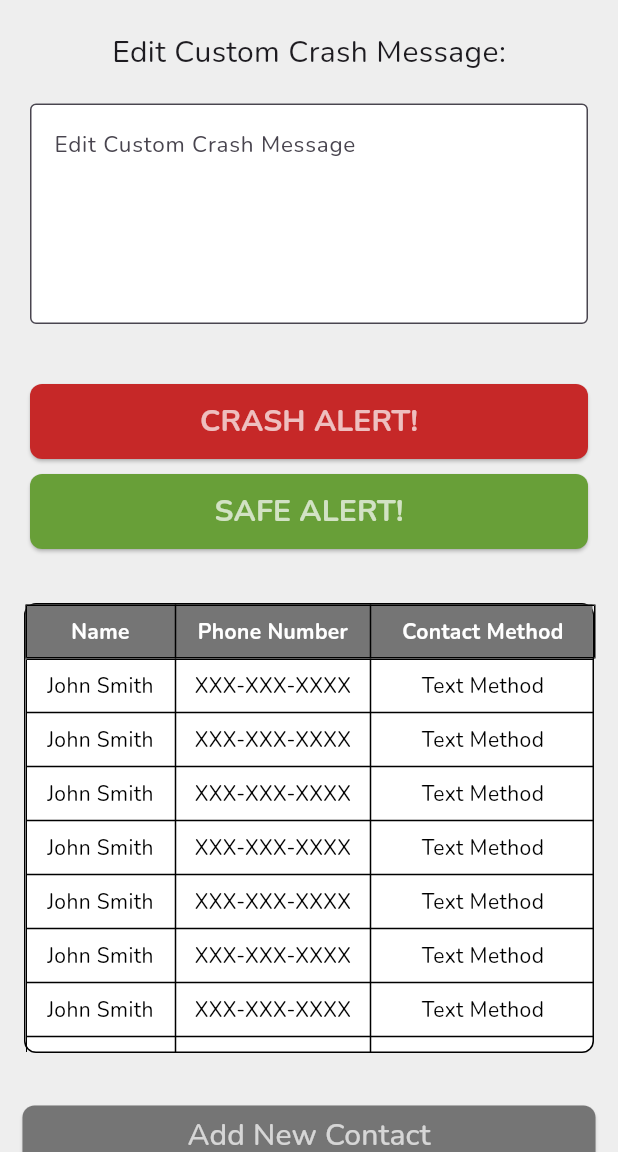
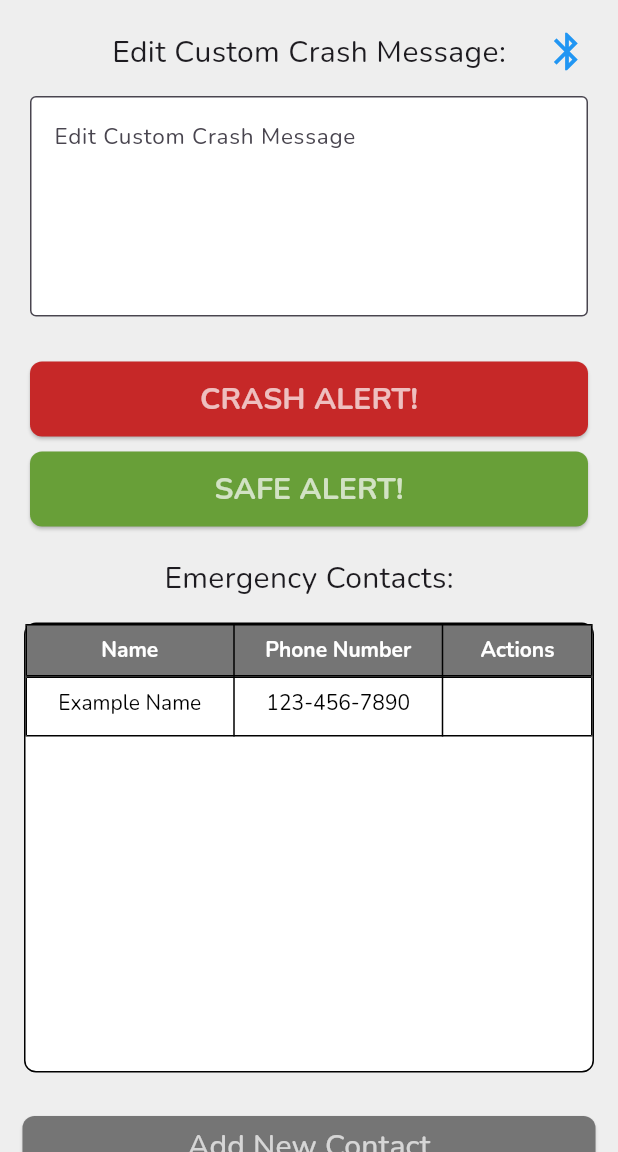
Before and after one commit to IsabellaTerick/smart_helmet, a Flutter app: the screen it shows after launch, on a phone screen of 412 x 824 dp, the part 84-1236 px from its top. Run offline on Flutter 3.47's test engine with Material 3 defaults, Android fonts, the light colour scheme and no system bars; our stand-ins replace cloud_firestore, firebase_core, shared_preferences; accounts and stored records are empty.

Commit message:
Updated UI changes
New table - action button & removal of method column; Popup for add new contact; implementation of firebase

```diff
--- a/lib/add_contact_btn.dart
+++ b/lib/add_contact_btn.dart
@@ -1,8 +1,10 @@
 import 'package:flutter/material.dart';
+import './add_contact_popup.dart';
 
 class AddContactBtn extends StatelessWidget {
   const AddContactBtn({super.key});
 
+  //Add contact button
   @override
   Widget build(BuildContext context) {
     return Container(
@@ -12,7 +14,8 @@ class AddContactBtn extends StatelessWidget {
           SizedBox (
             width: double.infinity,
             child: ElevatedButton(onPressed: () {
-
+              //Calling add new contact popup
+              addContactDialog(context);
             },
                 style: ElevatedButton.styleFrom(
                   foregroundColor: Colors.white70,
--- a/lib/crash_msg.dart
+++ b/lib/crash_msg.dart
@@ -1,7 +1,49 @@
 import 'package:flutter/material.dart';
+import 'package:cloud_firestore/cloud_firestore.dart';
 
-class CrashMsg extends StatelessWidget {
-  const CrashMsg({Key? key}) : super(key: key);
+class CrashMsg extends StatefulWidget {
+  const CrashMsg({super.key});
+
+  //Getting current state of text message to update
+  @override
+  CrashMsgState createState() => CrashMsgState();
+}
+
+class CrashMsgState extends State<CrashMsg> {
+  final TextEditingController crashMsgCtrl = TextEditingController();
+  final FirebaseFirestore firestore = FirebaseFirestore.instance;
+
+  //Initiating initial state for text field
+  @override
+  void initState() {
+    super.initState();
+    loadCrashMsg();
+  }
+
+  //Getting currently database stored crashMsg
+  void loadCrashMsg() async {
+    DocumentSnapshot doc = await firestore.collection('settings').doc('crash_msg').get();
+    if (doc.exists) {
+      setState(() {
+        crashMsgCtrl.text = doc['message'] ?? '';
+      });
+    }
+  }
+
+  //Updating with new custom message
+  void updateCrashMsg(String newMsg) async {
+    //Setting to default if msg is empty
+    if(newMsg.isEmpty) {
+      newMsg = 'Crash Detected!';
+    }
+
+    await firestore.collection('settings').doc('crash_msg').set({'message': newMsg});
+    print("new msg $newMsg");
+
+    setState(() {
+      crashMsgCtrl.text = newMsg;
+    });
+  }
 
   @override
   Widget build(BuildContext context) {
@@ -10,14 +52,16 @@ class CrashMsg extends StatelessWidget {
         child: Column(
           children: [
             Padding(
-              padding: EdgeInsets.only(bottom: 20.0),
+              padding: EdgeInsets.only(bottom: 15.0),
               child:Text('Edit Custom Crash Message:', style: TextStyle(fontFamily: 'Nunito', fontSize: 20)),
             ),
-            TextFormField(
-              onFieldSubmitted: (String newMsg) {
-
-              },
-              style: TextStyle(fontFamily: 'Nunito', fontSize: 15),
+            TextField(
+              controller: crashMsgCtrl,
+              onEditingComplete: () { updateCrashMsg(crashMsgCtrl.text); },
+              textInputAction: TextInputAction.done,
+              style: TextStyle(
+                fontFamily: 'Nunito'
+                , fontSize: 15),
                 minLines: 5,
                 maxLines: 5,
                 decoration: const InputDecoration(
--- a/lib/crash_safe_btns.dart
+++ b/lib/crash_safe_btns.dart
@@ -1,4 +1,3 @@
-import 'dart:ui';
 import 'package:flutter/material.dart';
 
 class CrashSafeBtns extends StatelessWidget {
@@ -7,7 +6,7 @@ class CrashSafeBtns extends StatelessWidget {
   @override
   Widget build(BuildContext context) {
     return Container(
-      padding: EdgeInsets.all(20.0),
+      padding: EdgeInsets.only(top: 10.0, bottom:10.0, right: 20.0, left: 20.0),
       child: Column(
         children: [
           Padding(
--- a/lib/emergency_contact_tbl.dart
+++ b/lib/emergency_contact_tbl.dart
@@ -1,13 +1,37 @@
 import 'package:flutter/material.dart';
+import 'package:cloud_firestore/cloud_firestore.dart';
+import 'add_contact_btn.dart';
 
 class EmergencyContactTbl extends StatelessWidget {
-  const EmergencyContactTbl({super.key});
+  EmergencyContactTbl({super.key});
+
+  //Firebase instance to get real time updates to table
+  final FirebaseFirestore firestore = FirebaseFirestore.instance;
+
+  //Code for deleting the selected contact row from the database
+  void deleteSelectedContact(String contId) async {
+    try {
+      await firestore.collection('contacts').doc(contId).delete();
+      print("Deleted contact");
+    } catch(e) {
+      print("Could not delete contact");
+    }
+  }
 
   @override
   Widget build(BuildContext context) {
     return Padding(
-      padding: EdgeInsets.all(16.0),
-      child: Container(
+      padding: EdgeInsets.all(10.0),
+      child: Column(
+        children: [
+          Padding(
+            padding: EdgeInsets.only(bottom: 15.0),
+            child: Text(
+              'Emergency Contacts:',
+                style: TextStyle(fontFamily: 'Nunito', fontSize: 20)
+            ),
+          ),
+        Container(
           height: 300,
           decoration: BoxDecoration(
             color: Colors.white,
@@ -26,18 +50,24 @@ class EmergencyContactTbl extends StatelessWidget {
                 ),
                 child: Table(
                   columnWidths: {
-                  0: FixedColumnWidth(100),
-                  1: FixedColumnWidth(130),
-                  2: FixedColumnWidth(150),
+                    0: FixedColumnWidth(139),
+                    1: FixedColumnWidth(139),
+                    2: FixedColumnWidth(100),
                   },
-                border: TableBorder.all(),
+                  border: TableBorder(
+                    horizontalInside: BorderSide(color: Colors.black, width: 1),
+                    verticalInside: BorderSide(color: Colors.black, width: 1),
+                    top: BorderSide(color: Colors.black, width: 1),
+                    bottom: BorderSide(color: Colors.black, width: 1),
+                    left: BorderSide(color: Colors.black, width: 1),
+                    right: BorderSide(color: Colors.black, width: 1)),
                   children: [
                     TableRow(
                       decoration: BoxDecoration(color: Colors.grey[600]),
                       children: [
-                      tableCell('Name', isHeader: true),
-                      tableCell('Phone Number', isHeader: true),
-                      tableCell('Contact Method', isHeader: true),
+                        tableCell(Text('Name'), isHeader: true),
+                        tableCell(Text('Phone Number'), isHeader: true),
+                        tableCell(Text('Actions'), isHeader: true)
                       ],
                     ),
                   ],
@@ -45,45 +75,89 @@ class EmergencyContactTbl extends StatelessWidget {
               ),
               // Scrollable table body
               Expanded(
-              child: SingleChildScrollView(
-                scrollDirection: Axis.vertical,
+                  //Pulling realtime information from database about contacts
+                  child: StreamBuilder(
+                    stream: firestore.collection('contacts').snapshots(),
+                    builder: (context, snapshot) {
+
+                      //If contacts currently in list
+                      var contacts = snapshot.data!.docs;
+
+                      return SingleChildScrollView(
                         child: Table(
+                          border: TableBorder.all(),
                           columnWidths: {
-                    0: FixedColumnWidth(100),
-                    1: FixedColumnWidth(130),
-                    2: FixedColumnWidth(150),
+                            0: FixedColumnWidth(139),
+                            1: FixedColumnWidth(139),
+                            2: FixedColumnWidth(100),
                           },
-                  border: TableBorder.all(),
-                  children: List.generate(50, (index) {
+                          children: contacts.isEmpty
+                            ?[
+                              //No current contacts -- show example row
+                              TableRow(
+                                children: [
+                                  tableCell(Text('Example Name')),
+                                  tableCell(Text('123-456-7890')),
+                                  tableCell(Icon(
+                                      Icons.delete,
+                                      color: Colors.transparent))
+                                ],
+                              )
+                            ]
+                          : contacts.map((contact) {
+                            //Variables related to each contact in table
+                            var contId = contact.id;
+                            var contName = contact['name'];
+                            var contNum = contact['phoneNumber'];
+
                             return TableRow(
                               children: [
-                        tableCell('John Smith'),
-                        tableCell('XXX-XXX-XXXX'),
-                        tableCell('Text Method'),
+                                tableCell(Text(contName)),
+                                tableCell(Text(contNum)),
+                                tableCell(IconButton(
+                                  icon: Icon(Icons.delete),
+                                  color: Colors.red,
+                                  onPressed: () {
+                                    deleteSelectedContact(contId);
+                                  },
+                                ),
+                              ),
                             ],
                             );
-                  }),
+                          }).toList(),
                         ),
+                      );
+                    },
                 ),
               ),
             ],
           ),
         ),
+      ],
+      )
     );
   }
 
 
-  Widget tableCell(String text, {bool isHeader = false}) {
-    return Padding(
+  //Code for a table cell
+  Widget tableCell(Widget child, {bool isHeader = false}) {
+    return Container(
+      alignment: Alignment.center,
       padding: EdgeInsets.all(8.0),
-      child: Text(
-        text,
+      child: DefaultTextStyle(
         style: TextStyle(
           fontFamily: 'Nunito',
           fontWeight: isHeader ? FontWeight.bold : FontWeight.normal,
           color: isHeader ? Colors.white : Colors.black,
         ),
+        child: Center(child: child is Text
+          ? Text (
+            child.data!,
             textAlign: TextAlign.center,
+            style: child.style,
+          )
+          : child,
+        ),
       ),
     );
   }
--- a/lib/main.dart
+++ b/lib/main.dart
@@ -1,10 +1,40 @@
 import 'package:flutter/material.dart';
+import 'package:firebase_core/firebase_core.dart';
+import 'package:shared_preferences/shared_preferences.dart';
+import 'firebase_options.dart';
+import 'package:uuid/uuid.dart';
 import './crash_msg.dart';
 import './crash_safe_btns.dart';
 import './add_contact_btn.dart';
 import './emergency_contact_tbl.dart';
 
-void main() {
+//Function to generate a random unique id for each device the app is downloaded on
+Future<String> getOrGenDeviceId() async {
+  SharedPreferences prefs = await SharedPreferences.getInstance();
+  String? deviceId = prefs.getString('device_id');
+
+  //Generate unique device id if no id found
+  if (deviceId == null) {
+    var uuid = Uuid();
+    deviceId = uuid.v4();
+    await prefs.setString('device_id', deviceId);
+  }
+
+  //Return device id
+  return deviceId;
+}
+
+//Main app code
+void main() async {
+  //Firebase setup
+  WidgetsFlutterBinding.ensureInitialized();
+  await Firebase.initializeApp();
+
+  //Getting device id
+  String deviceId = await getOrGenDeviceId();
+  print('Device ID: $deviceId');
+
+  //Run app
   runApp(const MyApp());
 }
 
@@ -36,17 +66,18 @@ class MyHomePage extends StatefulWidget {
 }
 
 class _MyHomePageState extends State<MyHomePage> {
-  int _counter = 0;
+  //List of contacts for current device
+  List<Map<String, String>> contacts = [];
 
-  void _incrementCounter() {
-    setState(() {
-      // This call to setState tells the Flutter framework that something has
-      // changed in this State, which causes it to rerun the build method below
-      // so that the display can reflect the updated values. If we changed
-      // _counter without calling setState(), then the build method would not be
-      // called again, and so nothing would appear to happen.
-      _counter++;
-    });
+  //Method to add a new contact
+  void addNewContact(String name, String num) {
+    contacts.add({"name": name, "phoneNum": num});
+    print("New Contact: $name $num");
+  }
+
+  //Method for bluetooth connection
+  void bluetoothConnect() {
+     print('Bluetooth button pressed');
   }
 
   @override
@@ -62,9 +93,10 @@ class _MyHomePageState extends State<MyHomePage> {
         backgroundColor: Colors.indigo[200],
         title: Text(widget.title),
       ),
-      body: Center(
-        // Center is a layout widget. It takes a single child and positions it
-        // in the middle of the parent.
+      body: Stack(
+        children: <Widget>[
+          // Your main content goes here
+          Center(
             child: Column(
               mainAxisAlignment: MainAxisAlignment.center,
               children: <Widget>[
@@ -75,6 +107,19 @@ class _MyHomePageState extends State<MyHomePage> {
               ],
             ),
           ),
+          // Bluetooth Button in the top-right corner of the main body
+          Positioned(
+            right: 10.0,
+            top: 10.0,
+            child: IconButton(
+              icon: Icon(Icons.bluetooth),
+              onPressed: bluetoothConnect, // Your Bluetooth function
+              iconSize: 30.0, // You can adjust the size of the icon
+              color: Colors.blue, // You can change the color of the icon
+            ),
+          ),
+        ],
+      ),
     );
   }
 }
--- a/pubspec.yaml
+++ b/pubspec.yaml
@@ -34,6 +34,11 @@ dependencies:
   # The following adds the Cupertino Icons font to your application.
   # Use with the CupertinoIcons class for iOS style icons.
   cupertino_icons: ^1.0.8
+  firebase_core: ^3.12.1
+  firebase_database: ^11.3.4
+  shared_preferences: ^2.0.8
+  uuid: ^4.5.1
+  cloud_firestore: ^5.6.5
 
 dev_dependencies:
   flutter_test:
```
Also changed, not shown: lib/add_contact_popup.dart (added, +62 -0 lines), firebase.json (added), lib/firebase_options.dart (added), pubspec.lock, 7 other files. Lines whose indentation alone changed are shown as unchanged.
